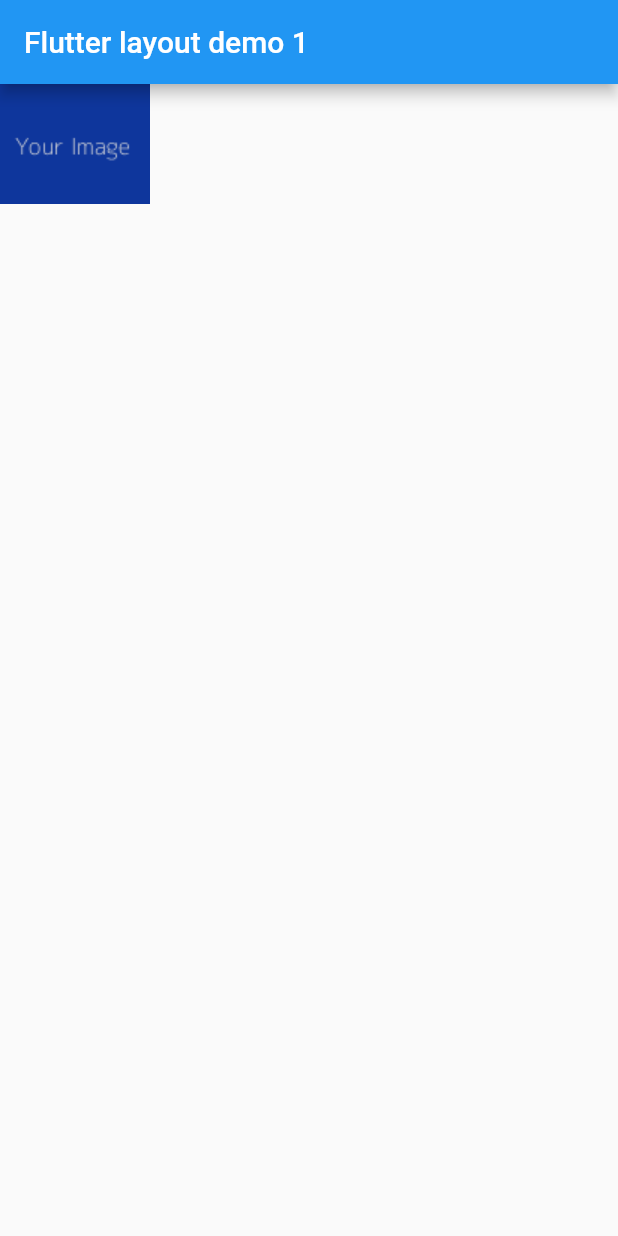
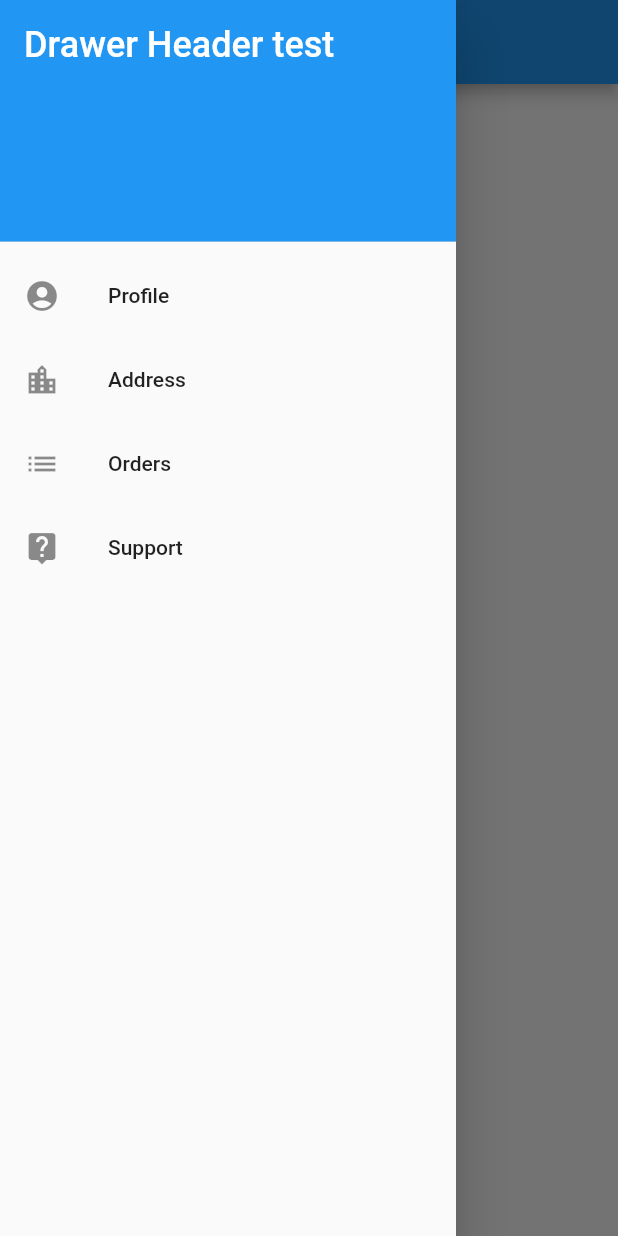
Before and after one commit to arameshraju/learn-flutter, a Flutter app: the screen it shows after launch, with the side drawer open (before the commit the screen has no drawer), on a phone screen of 412 x 824 dp. Run offline on Flutter 3.47's test engine with Material 2 defaults, Android fonts, the phone set to English and light mode, and no system bars.

Commit message:
drawer added

```diff
--- /dev/null
+++ b/lib/DrawerApp.dart
@@ -0,0 +1,61 @@
+
+import 'package:flutter/cupertino.dart';
+import 'package:flutter/material.dart';
+
+class  DrawerApp extends StatelessWidget {
+  @override
+  Widget build(BuildContext context) {
+    return MaterialApp(
+      home: Scaffold(
+        appBar: AppBar(
+          title: const Text('Home'),
+        ),
+        drawer:  Drawer(
+          child: ListView(
+            padding: EdgeInsets.zero,
+            children: <Widget>[
+              DrawerHeader(
+                decoration: BoxDecoration(
+                  color: Colors.blue,
+                ),
+                child: Text(
+                  'Drawer Header test',
+                  style: TextStyle(
+                    color: Colors.white,
+                    fontSize: 24,
+                  ),
+                ),
+              ),
+              ListTile(
+                leading: Icon(Icons.account_circle),
+                title: Text('Profile'),
+                onTap: (){
+                  print("Ramesh");
+                },
+              ),
+              ListTile(
+                leading: Icon(Icons.location_city),
+                title: Text('Address'),
+              ),
+              ListTile(
+                leading: Icon(Icons.list),
+                title: Text('Orders'),
+              ),
+              ListTile(
+                leading: Icon(Icons.live_help),
+                title: Text('Support'),
+              ),
+            ],
+          ),
+        ),
+        body:Container(
+          child: Center(
+            child: Text("Home Page"),
+          ),
+        ),
+      ),
+
+      debugShowCheckedModeBanner: false,
+    );
+  }
+}
--- a/lib/main.dart
+++ b/lib/main.dart
@@ -1,10 +1,11 @@
 import 'package:flutter/material.dart';
 
+import 'DrawerApp.dart';
 import 'SimpleColumn.dart';
 import 'SimpleImage.dart';
 import 'SimplePage.dart';
 import 'SimpleRow.dart';
 
 void main() {
-  runApp(SimpleImpagePage());
+  runApp(DrawerApp());
 }
```
